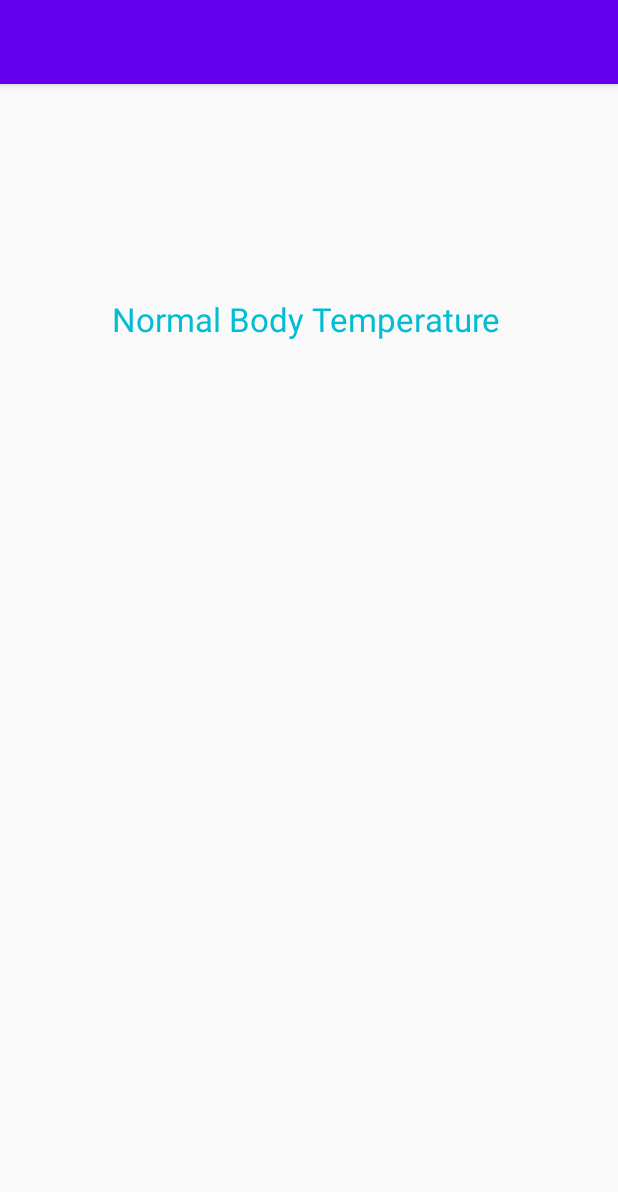
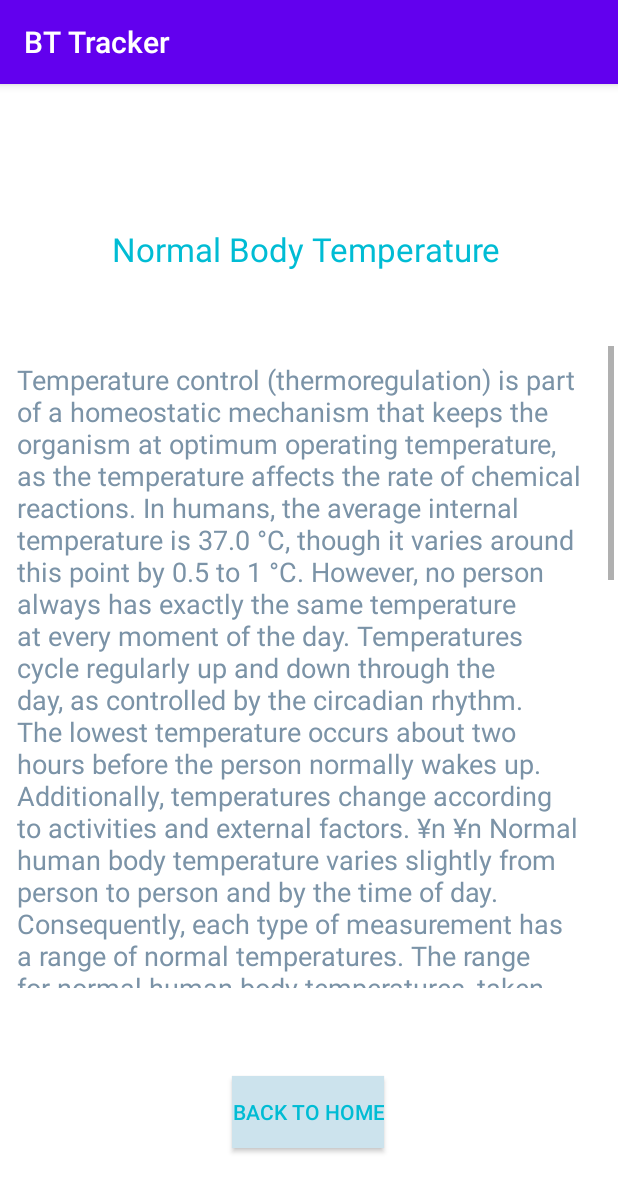
Before and after one commit to Dai-Isaji/BT_Tracker, an Android app: the NormalActivity screen opened directly, with no data from a screen before it, on a phone screen of 412 x 824 dp. Shown: the top 1192 px of the screen. Run offline under Robolectric (Android 15) with nearby library versions, the phone set to English and light mode, and no system bars.

Commit message:
finished class7pdf

```diff
--- a/app/src/main/AndroidManifest.xml
+++ b/app/src/main/AndroidManifest.xml
@@ -5,13 +5,13 @@
     <application
         android:allowBackup="true"
         android:icon="@mipmap/ic_launcher"
-        android:label="@string/app_name"
+        android:label="@string/BT_Tracker"
         android:roundIcon="@mipmap/ic_launcher_round"
         android:supportsRtl="true"
         android:theme="@style/AppTheme">
-        <activity android:name=".MechanismActivity"></activity>
-        <activity android:name=".NormalActivity" />
-        <activity android:name=".LogActivity" />
+        <activity android:name=".MechanismActivity"/>
+        <activity android:name=".NormalActivity"/>
+        <activity android:name=".LogActivity"/>
         <activity android:name=".MainActivity">
             <intent-filter>
                 <action android:name="android.intent.action.MAIN" />
--- a/app/src/main/java/com/example/bttracker/NormalActivity.java
+++ b/app/src/main/java/com/example/bttracker/NormalActivity.java
@@ -2,7 +2,11 @@ package com.example.bttracker;
 
 import androidx.appcompat.app.AppCompatActivity;
 
+import android.content.Intent;
 import android.os.Bundle;
+import android.view.View;
+
+
 
 public class NormalActivity extends AppCompatActivity {
 
@@ -11,4 +15,9 @@ public class NormalActivity extends AppCompatActivity {
         super.onCreate(savedInstanceState);
         setContentView(R.layout.activity_normal);
     }
+
+    public void normalToHome(View view) {
+        Intent i = new Intent(this, MainActivity.class);
+        startActivity(i);
+    }
 }
--- a/app/src/main/res/layout/activity_log.xml
+++ b/app/src/main/res/layout/activity_log.xml
@@ -4,7 +4,7 @@
     xmlns:tools="http://schemas.android.com/tools"
     android:layout_width="match_parent"
     android:layout_height="match_parent"
-    tools:context=".LogActivity">
+    tools:context="LogActivity">
 
     <TextView
         android:id="@+id/LogTitle"
--- a/app/src/main/res/layout/activity_main.xml
+++ b/app/src/main/res/layout/activity_main.xml
@@ -4,7 +4,7 @@
     xmlns:tools="http://schemas.android.com/tools"
     android:layout_width="match_parent"
     android:layout_height="match_parent"
-    tools:context=".MainActivity"
+    tools:context=".MainActivity">
     tools:ignore="ExtraText">
 
     <View
--- a/app/src/main/res/layout/activity_normal.xml
+++ b/app/src/main/res/layout/activity_normal.xml
@@ -4,6 +4,7 @@
     xmlns:tools="http://schemas.android.com/tools"
     android:layout_width="match_parent"
     android:layout_height="match_parent"
+    android:background="#FFFFFF"
     tools:context=".NormalActivity">
 
     <TextView
@@ -17,14 +18,47 @@
         app:layout_constraintEnd_toEndOf="parent"
         app:layout_constraintStart_toStartOf="parent"
         app:layout_constraintTop_toTopOf="parent"
-        app:layout_constraintVertical_bias="0.196" />
+        app:layout_constraintVertical_bias="0.132" />
 
     <ScrollView
-        android:id="@+id/normalTextScrol"
-        android:layout_width="405dp"
-        android:layout_height="408dp"
+        android:id="@+id/normalTextScroll"
+        android:layout_width="408dp"
+        android:layout_height="428dp"
         app:layout_constraintBottom_toBottomOf="parent"
         app:layout_constraintEnd_toEndOf="parent"
+        app:layout_constraintHorizontal_bias="0.333"
         app:layout_constraintStart_toStartOf="parent"
-        app:layout_constraintTop_toBottomOf="@+id/normalTitle" />
+        app:layout_constraintTop_toBottomOf="@+id/normalTitle"
+        app:layout_constraintVertical_bias="0.177">
+
+        <TextView
+            android:id="@+id/normalLongText"
+            android:layout_width="match_parent"
+            android:layout_height="wrap_content"
+            android:background="#FFFFFF"
+            android:padding="10dp"
+            android:shadowColor="#FDFAFA"
+            android:text="@string/normalRangeText"
+            android:textAppearance="@style/TextAppearance.AppCompat.Medium"
+            android:textColor="#7B93A7"
+            android:textColorHint="#FFFFFF">
+
+        </TextView>
+    </ScrollView>
+
+    <Button
+        android:id="@+id/BACKTOHOME"
+        android:layout_width="wrap_content"
+        android:layout_height="wrap_content"
+        android:background="#CCE3ED"
+        android:shadowColor="#F8F4F4"
+        android:text="BACK TO HOME"
+        android:onClick="normalToHome"
+        android:textColor="#00BCD4"
+        android:textColorHint="#3F51B5"
+        app:layout_constraintBottom_toBottomOf="parent"
+        app:layout_constraintEnd_toEndOf="parent"
+        app:layout_constraintHorizontal_bias="0.498"
+        app:layout_constraintStart_toStartOf="parent"
+        app:layout_constraintTop_toBottomOf="@+id/normalTextScroll" />
 </androidx.constraintlayout.widget.ConstraintLayout>
--- a/app/src/main/res/values/strings.xml
+++ b/app/src/main/res/values/strings.xml
@@ -1,5 +1,5 @@
 <resources>
-    <string name="BT＿Tracker">BT  Tracker</string>
+    <string name="BT_Tracker">BT  Tracker</string>
     <string name="log_body_temperature">Log Body Temperature</string>
     <string name="check_normal_range">Check Normal Range</string>
     <string name="mechanism_of_fever">Mechanism of Fever</string>
```
